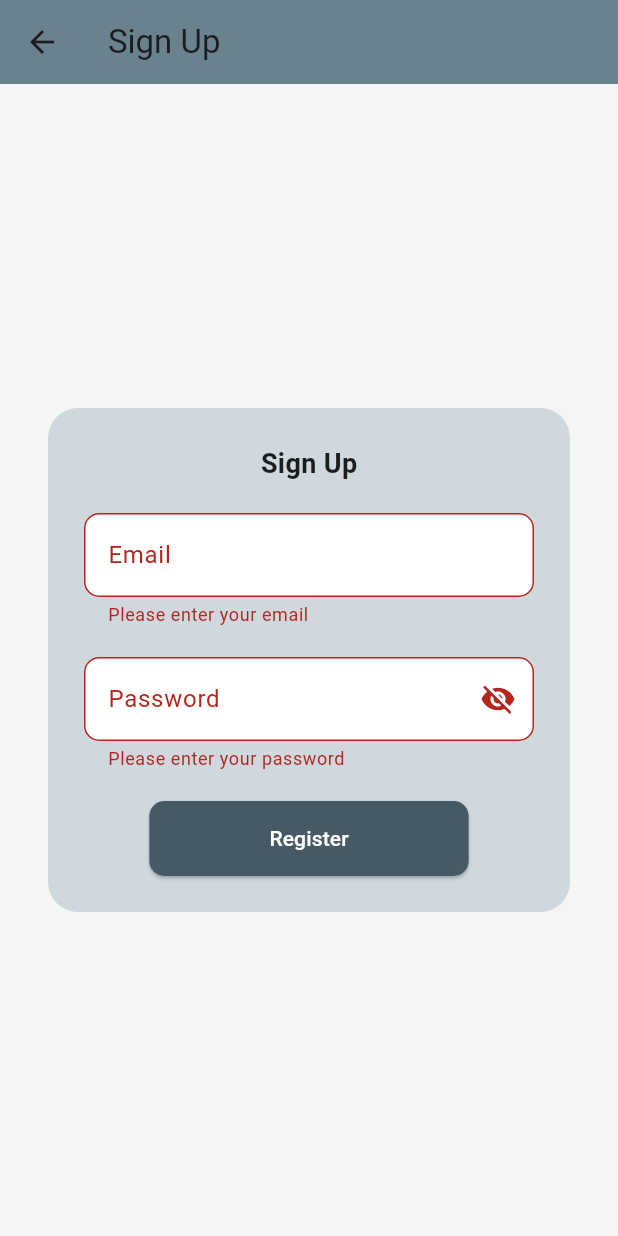
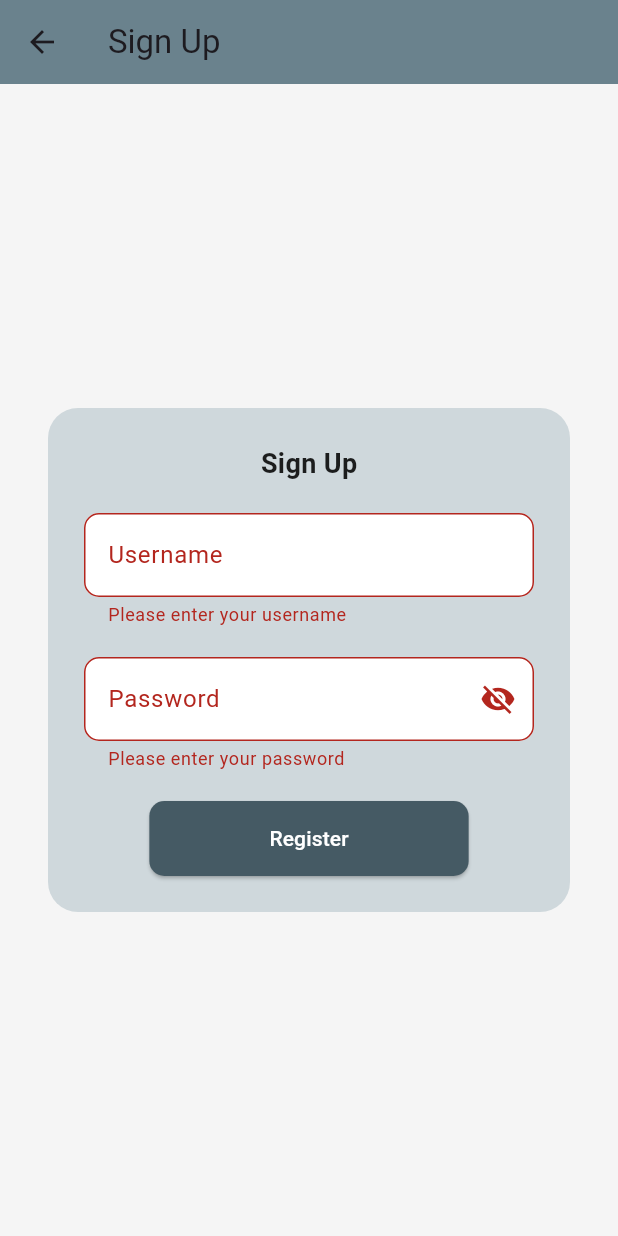
Before and after one commit to Fundamentos-3584-ninjacode-hormonalcare/mobile, a Flutter app: the SignUp screen opened directly, after a tap on "Register", on a phone screen of 412 x 824 dp. Run offline on Flutter 3.47's test engine with Material 3 defaults, Android fonts, the phone set to English and light mode, and no system bars; our stand-ins replace shared_preferences; accounts and stored records are empty.

Commit message:
fix: Fixed log-in screen.

```diff
--- a/lib/scr/features/iam/domain/services/auth_service.dart
+++ b/lib/scr/features/iam/domain/services/auth_service.dart
@@ -19,7 +19,7 @@ class AuthService {
     if (response.statusCode == 201) {
       return json.decode(response.body); // Maneja la respuesta de registro.
     } else {
-      throw Exception('Error en el registro');
+      throw Exception('Error in registration');
     }
   }
 
@@ -39,7 +39,7 @@ class AuthService {
       await JwtStorage.saveToken(token);
       return token;
     } else {
-      throw Exception('Error en el inicio de sesión');
+      throw Exception('Error in sign-in');
     }
   }
 
--- a/lib/scr/features/iam/presentation/pages/sign_in.dart
+++ b/lib/scr/features/iam/presentation/pages/sign_in.dart
@@ -88,7 +88,7 @@ class _AuthFormState extends State<AuthForm> {
         if (widget.isSignUp) {
           await _authService.signUp(_emailController.text, _passwordController.text);
           ScaffoldMessenger.of(context).showSnackBar(
-            SnackBar(content: Text('Usuario registrado correctamente')),
+            SnackBar(content: Text('User registered successfully')),
           );
           Navigator.pop(context);
         } else {
@@ -133,7 +133,7 @@ class _AuthFormState extends State<AuthForm> {
             TextFormField(
               controller: _emailController,
               decoration: InputDecoration(
-                labelText: 'Email',
+                labelText: 'Username',
                 filled: true,
                 fillColor: Colors.white,
                 border: OutlineInputBorder(
@@ -142,7 +142,7 @@ class _AuthFormState extends State<AuthForm> {
               ),
               validator: (value) {
                 if (value == null || value.isEmpty) {
-                  return 'Please enter your email';
+                  return 'Please enter your username';
                 }
                 return null;
               },
```
